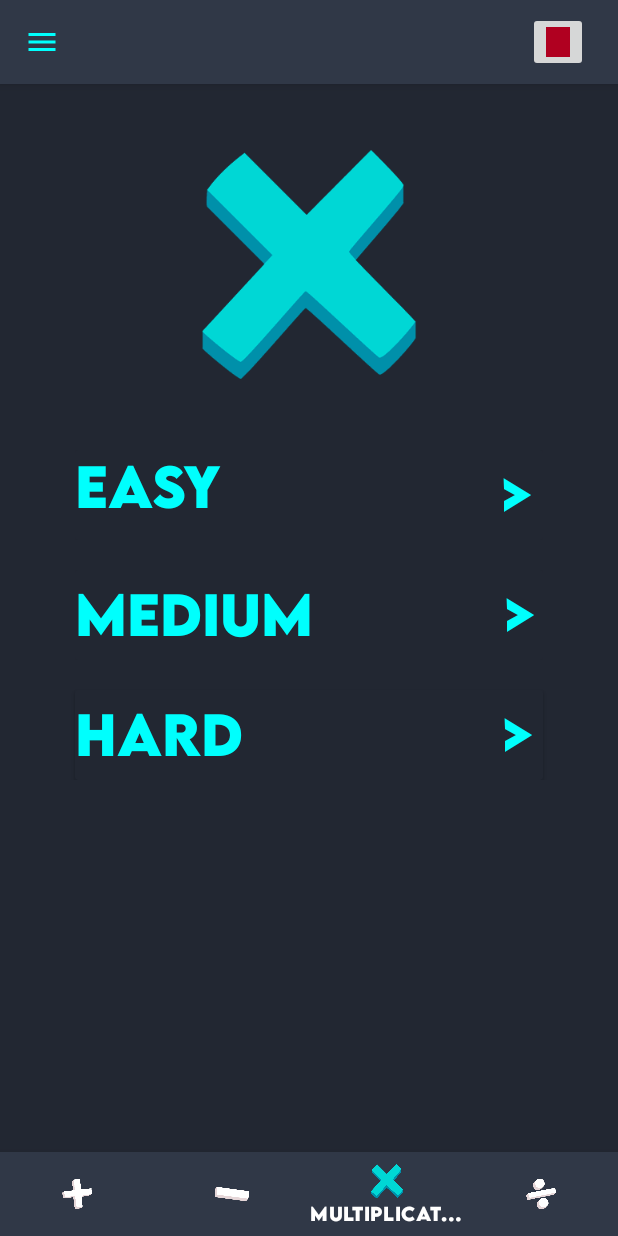
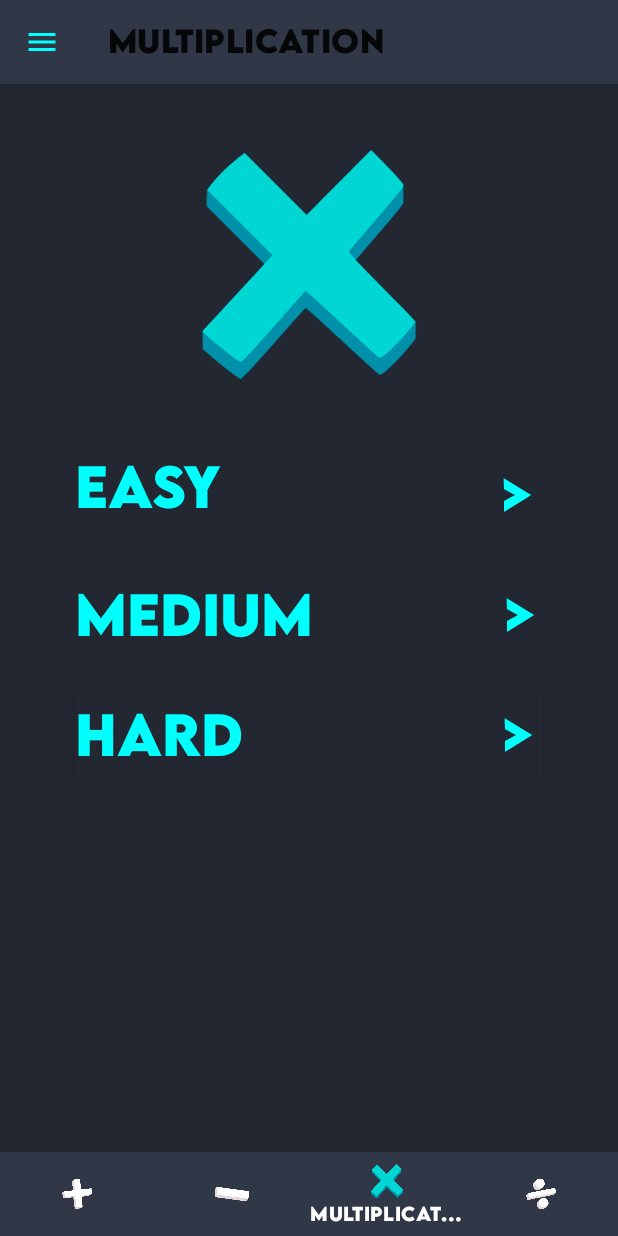
Before and after one commit to adelnasyrov/CountIt, an Android app: the screen it shows after launch (MainActivity), item 3 of the bottom bar chosen, on a phone screen of 412 x 824 dp. Run offline under Robolectric (Android 15) with nearby library versions, the phone set to English and light mode, and no system bars; our stand-ins replace navigation-ui.

Commit message:
-exit button added -speech recognition bugs fixed

```diff
--- a/app/src/main/java/com/example/letscount/activities/MainActivity.kt
+++ b/app/src/main/java/com/example/letscount/activities/MainActivity.kt
@@ -5,6 +5,7 @@ import android.os.Bundle
 import android.os.CountDownTimer
 import android.view.MenuItem
 import android.view.View
+import android.widget.ImageButton
 import androidx.appcompat.app.AppCompatActivity
 import androidx.appcompat.widget.Toolbar
 import androidx.core.view.GravityCompat
@@ -13,6 +14,7 @@ import androidx.navigation.NavController
 import androidx.navigation.findNavController
 import androidx.navigation.ui.NavigationUI
 import com.example.letscount.R
+import com.google.android.material.appbar.AppBarLayout
 import com.google.android.material.bottomnavigation.BottomNavigationView
 import com.google.android.material.navigation.NavigationView
 
@@ -21,17 +23,22 @@ class MainActivity : AppCompatActivity() {
     private var drawerLayout: DrawerLayout? = null
     private var bottomNavigationView: BottomNavigationView? = null
     private lateinit var navController: NavController
+    private var exitButton: ImageButton? = null
+    private var toolbar: Toolbar? = null
+    private var appBarLayout: AppBarLayout? = null
 
     @SuppressLint("RestrictedApi")
     override fun onCreate(savedInstanceState: Bundle?) {
         super.onCreate(savedInstanceState)
         setContentView(R.layout.activity_main)
-        val toolbar: Toolbar = findViewById(R.id.toolbar)
-        toolbar.title = "Plus"
+        toolbar = findViewById(R.id.toolbar)
+        exitButton = findViewById(R.id.exit_button)
+        toolbar?.title = "Plus"
         setSupportActionBar(toolbar)
         supportActionBar?.setDisplayHomeAsUpEnabled(true)
         supportActionBar?.setHomeAsUpIndicator(R.drawable.menu_plus)
         drawerLayout = findViewById(R.id.drawer)
+        appBarLayout = findViewById(R.id.app_bar_layout)
         val navigationView: NavigationView = findViewById(R.id.nav_view)
         navigationView.itemIconTintList = null
         bottomNavigationView = findViewById(R.id.bottom)
@@ -43,6 +50,7 @@ class MainActivity : AppCompatActivity() {
         bottomNavigationView?.setOnItemSelectedListener { item ->
             when (item.itemId) {
                 R.id.item_1 -> {
+                    exitButton?.setImageResource(R.drawable.exit_plus)
                     supportActionBar?.setHomeAsUpIndicator(R.drawable.menu_plus)
                     if (currentItem == "minus")
                         navController.navigate(R.id.action_minus_to_plus)
@@ -51,10 +59,11 @@ class MainActivity : AppCompatActivity() {
                     if (currentItem == "division")
                         navController.navigate(R.id.action_division_to_plus)
                     currentItem = "plus"
-                    toolbar.title = "Plus"
+                    toolbar?.title = "Plus"
                     true
                 }
                 R.id.item_2 -> {
+                    exitButton?.setImageResource(R.drawable.exit_minus)
                     supportActionBar?.setHomeAsUpIndicator(R.drawable.menu_minus)
                     if (currentItem == "plus")
                         navController.navigate(R.id.action_plus_to_minus)
@@ -63,10 +72,11 @@ class MainActivity : AppCompatActivity() {
                     if (currentItem == "division")
                         navController.navigate(R.id.action_division_to_minus)
                     currentItem = "minus"
-                    toolbar.title = "Minus"
+                    toolbar?.title = "Minus"
                     true
                 }
                 R.id.item_3 -> {
+                    exitButton?.setImageResource(R.drawable.exit_multiplication)
                     supportActionBar?.setHomeAsUpIndicator(R.drawable.menu_multiplication)
                     if (currentItem == "plus")
                         navController.navigate(R.id.action_plus_to_multiplication)
@@ -75,7 +85,7 @@ class MainActivity : AppCompatActivity() {
                     if (currentItem == "division")
                         navController.navigate(R.id.action_division_to_multiplication)
                     currentItem = "multiplication"
-                    toolbar.title = "Multiplication"
+                    toolbar?.title = "Multiplication"
                     true
                 }
                 R.id.item_4 -> {
@@ -86,7 +96,7 @@ class MainActivity : AppCompatActivity() {
                     if (currentItem == "multiplication")
                         navController.navigate(R.id.action_multiplication_to_division)
                     currentItem = "division"
-                    toolbar.title = "Division"
+                    toolbar?.title = "Division"
                     true
                 }
                 else -> false
@@ -98,21 +108,35 @@ class MainActivity : AppCompatActivity() {
                 R.id.minus -> showBottomNav()
                 R.id.multiplication -> showBottomNav()
                 R.id.division -> showBottomNav()
-                R.id.plus_game -> hideBottomNav()
-                R.id.starter -> hideBottomNav()
+                R.id.plus_game_1 -> hideBottomNav()
+                R.id.plus_game_2 -> hideBottomNav()
+                R.id.starter -> hideEverything()
                 R.id.minus_game_1 -> hideBottomNav()
+                R.id.minus_game_2 -> hideBottomNav()
             }
         }
 
     }
 
     private fun showBottomNav() {
+        appBarLayout?.visibility = View.VISIBLE
+        toolbar?.visibility = View.VISIBLE
         bottomNavigationView?.visibility = View.VISIBLE
-
+        exitButton?.visibility = View.GONE
     }
 
     private fun hideBottomNav() {
+        appBarLayout?.visibility = View.VISIBLE
+        toolbar?.visibility = View.VISIBLE
+        exitButton?.visibility = View.VISIBLE
         bottomNavigationView?.visibility = View.GONE
+    }
+
+    private fun hideEverything() {
+        appBarLayout?.visibility = View.GONE
+        exitButton?.visibility = View.GONE
+        bottomNavigationView?.visibility = View.GONE
+        toolbar?.visibility = View.GONE
     }
 
     override fun onOptionsItemSelected(item: MenuItem): Boolean {
--- a/app/src/main/java/com/example/letscount/minus_action/MinusGameFirst.kt
+++ b/app/src/main/java/com/example/letscount/minus_action/MinusGameFirst.kt
@@ -219,8 +219,10 @@ class MinusGameFirst : Fragment() {
                 if (results != null) {
                     val toClear: String = results[0]
                     var cleared = ""
+                    var localFlag = 0
                     for (i in toClear.indices) {
-                        if (toClear[i].code in 48..57 || toClear[i].code == 45) {
+                        if (toClear[i].code in 48..57 || (toClear[i].code == 45 && localFlag == 0)) {
+                            localFlag = 1
                             cleared += toClear[i]
                         } else {
                             if (toClear[i] != ' ') {
@@ -229,6 +231,8 @@ class MinusGameFirst : Fragment() {
                             }
                         }
                     }
+                    if (cleared == "")
+                        cleared = "-1"
                     result?.setText(cleared.toInt().toString(), TextView.BufferType.EDITABLE)
                 }
             }
--- a/app/src/main/java/com/example/letscount/minus_action/MinusGameSecond.kt
+++ b/app/src/main/java/com/example/letscount/minus_action/MinusGameSecond.kt
@@ -11,6 +11,7 @@ import android.speech.RecognizerIntent
 import android.speech.SpeechRecognizer
 import android.text.Editable
 import android.text.TextWatcher
+import android.util.Log
 import android.view.LayoutInflater
 import android.view.View
 import android.view.ViewGroup
@@ -171,8 +172,11 @@ class MinusGameSecond : Fragment() {
                 if (results != null) {
                     val toClear: String = results[0]
                     var cleared = ""
+                    var localFlag = 0
                     for (i in toClear.indices) {
-                        if (toClear[i].code in 48..57 || toClear[i].code == 45) {
+                        Log.d("hueta konesho", toClear[i].toString())
+                        if (toClear[i].code in 48..57 || (toClear[i].code == 45 && localFlag == 0)) {
+                            localFlag = 1
                             cleared += toClear[i]
                         } else {
                             if (toClear[i] != ' ') {
@@ -181,6 +185,8 @@ class MinusGameSecond : Fragment() {
                             }
                         }
                     }
+                    if (cleared == "")
+                        cleared = "-1"
                     result?.setText(cleared.toInt().toString(), TextView.BufferType.EDITABLE)
                 }
             }
--- a/app/src/main/res/drawable/exit.xml
+++ /dev/null
@@ -1,5 +0,0 @@
-<vector android:autoMirrored="true" android:height="24dp"
-    android:tint="#00FFFD" android:viewportHeight="24"
-    android:viewportWidth="24" android:width="24dp" xmlns:android="http://schemas.android.com/apk/res/android">
-    <path android:fillColor="@android:color/white" android:pathData="M10.09,15.59L11.5,17l5,-5 -5,-5 -1.41,1.41L12.67,11H3v2h9.67l-2.58,2.59zM19,3H5c-1.11,0 -2,0.9 -2,2v4h2V5h14v14H5v-4H3v4c0,1.1 0.89,2 2,2h14c1.1,0 2,-0.9 2,-2V5c0,-1.1 -0.9,-2 -2,-2z"/>
-</vector>
--- /dev/null
+++ b/app/src/main/res/drawable/exit_minus.xml
@@ -0,0 +1,11 @@
+<vector xmlns:android="http://schemas.android.com/apk/res/android"
+    android:width="30dp"
+    android:height="30dp"
+    android:autoMirrored="true"
+    android:tint="#FCC279"
+    android:viewportWidth="24"
+    android:viewportHeight="24">
+    <path
+        android:fillColor="@android:color/white"
+        android:pathData="M10.09,15.59L11.5,17l5,-5 -5,-5 -1.41,1.41L12.67,11H3v2h9.67l-2.58,2.59zM19,3H5c-1.11,0 -2,0.9 -2,2v4h2V5h14v14H5v-4H3v4c0,1.1 0.89,2 2,2h14c1.1,0 2,-0.9 2,-2V5c0,-1.1 -0.9,-2 -2,-2z" />
+</vector>
--- /dev/null
+++ b/app/src/main/res/drawable/exit_multiplication.xml
@@ -0,0 +1,11 @@
+<vector xmlns:android="http://schemas.android.com/apk/res/android"
+    android:width="30dp"
+    android:tint="#00FFFD"
+    android:viewportHeight="24"
+    android:height="30dp"
+    android:autoMirrored="true"
+    android:viewportWidth="24">
+    <path
+        android:fillColor="@android:color/white"
+        android:pathData="M10.09,15.59L11.5,17l5,-5 -5,-5 -1.41,1.41L12.67,11H3v2h9.67l-2.58,2.59zM19,3H5c-1.11,0 -2,0.9 -2,2v4h2V5h14v14H5v-4H3v4c0,1.1 0.89,2 2,2h14c1.1,0 2,-0.9 2,-2V5c0,-1.1 -0.9,-2 -2,-2z" />
+</vector>
--- /dev/null
+++ b/app/src/main/res/drawable/exit_plus.xml
@@ -0,0 +1,11 @@
+<vector xmlns:android="http://schemas.android.com/apk/res/android"
+    android:width="30dp"
+    android:height="30dp"
+    android:autoMirrored="true"
+    android:tint="#E3BEC7"
+    android:viewportWidth="24"
+    android:viewportHeight="24">
+    <path
+        android:fillColor="@android:color/white"
+        android:pathData="M10.09,15.59L11.5,17l5,-5 -5,-5 -1.41,1.41L12.67,11H3v2h9.67l-2.58,2.59zM19,3H5c-1.11,0 -2,0.9 -2,2v4h2V5h14v14H5v-4H3v4c0,1.1 0.89,2 2,2h14c1.1,0 2,-0.9 2,-2V5c0,-1.1 -0.9,-2 -2,-2z" />
+</vector>
--- a/app/src/main/res/layout/up_bar_view.xml
+++ b/app/src/main/res/layout/up_bar_view.xml
@@ -3,35 +3,37 @@
     xmlns:tools="http://schemas.android.com/tools"
     android:layout_width="match_parent"
     android:layout_height="match_parent"
-    xmlns:app="http://schemas.android.com/apk/res-auto"
     tools:showIn="@layout/activity_main">
 
     <com.google.android.material.appbar.AppBarLayout
+        android:id="@+id/app_bar_layout"
         android:layout_width="match_parent"
-        android:layout_height="wrap_content"
+        android:layout_height="?attr/actionBarSize"
         android:background="@color/back_bottom">
 
-        <androidx.appcompat.widget.Toolbar
-            android:id="@+id/toolbar"
+        <LinearLayout
             android:layout_width="match_parent"
             android:layout_height="?attr/actionBarSize"
-            android:layout_gravity="center">
+            android:orientation="horizontal">
 
-            <androidx.constraintlayout.widget.ConstraintLayout
-                android:layout_width="match_parent"
-                android:layout_height="match_parent">
+            <androidx.appcompat.widget.Toolbar
+                android:id="@+id/toolbar"
+                android:layout_width="wrap_content"
+                android:layout_height="?attr/actionBarSize"
+                android:layout_gravity="center"
+                android:layout_weight="0.95" />
 
-                <ImageButton
-                    android:layout_width="40dp"
-                    android:layout_height="40dp"
-                    android:layout_gravity="end"
-                    app:layout_constraintEnd_toEndOf="parent"
-                    app:layout_constraintTop_toTopOf="parent"
-                    app:layout_constraintBottom_toBottomOf="parent"
-                    android:layout_marginEnd="20dp"
-                    android:src="@color/design_default_color_error" />
-            </androidx.constraintlayout.widget.ConstraintLayout>
-        </androidx.appcompat.widget.Toolbar>
+            <ImageButton
+                android:id="@+id/exit_button"
+                android:layout_width="30dp"
+                android:layout_height="30dp"
+                android:layout_gravity="center_vertical"
+                android:layout_marginEnd="20dp"
+                android:layout_weight="0.05"
+                android:background="@color/back_bottom"
+                android:scaleType="center"
+                android:src="@drawable/exit_minus" />
+        </LinearLayout>
     </com.google.android.material.appbar.AppBarLayout>
 
     <include layout="@layout/content_main" />
--- a/app/src/main/res/navigation/nav_graph.xml
+++ b/app/src/main/res/navigation/nav_graph.xml
@@ -24,7 +24,7 @@
             app:enterAnim="@anim/from_right" />
         <action
             android:id="@+id/action_plus_to_plus_game"
-            app:destination="@id/plus_game"
+            app:destination="@id/plus_game_1"
             app:enterAnim="@anim/fade_in"
             app:exitAnim="@anim/fade_out" />
     </fragment>
@@ -89,7 +89,7 @@
             app:enterAnim="@anim/from_left" />
     </fragment>
     <fragment
-        android:id="@+id/plus_game"
+        android:id="@+id/plus_game_1"
         android:name="com.example.letscount.plus_action.show_memes5"
         android:label="fragment_show_memes5"
         tools:layout="@layout/fragment_plus_game_1">
@@ -106,7 +106,7 @@
         tools:layout="@layout/fragment_plus_game_2">
         <action
             android:id="@+id/action_plus_game_2_to_plus_game"
-            app:destination="@id/plus_game"
+            app:destination="@id/plus_game_1"
             app:enterAnim="@anim/fade_in"
             app:exitAnim="@anim/fade_out" />
     </fragment>
```
